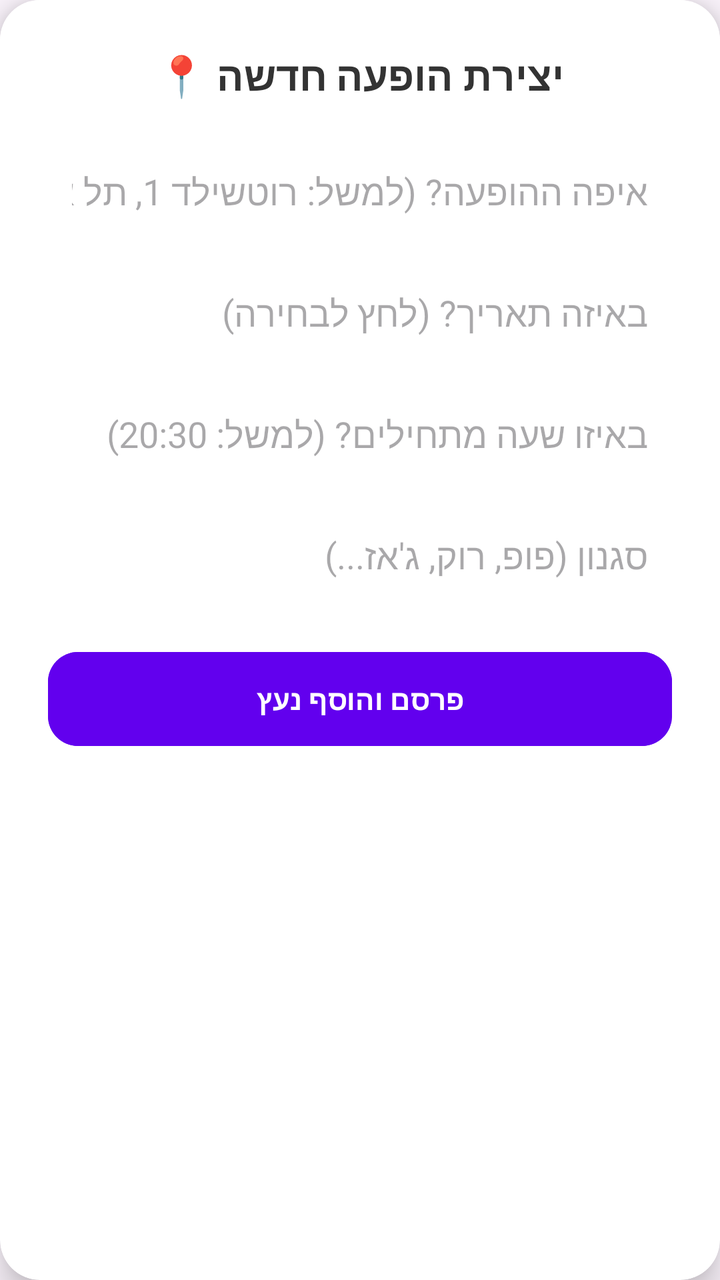
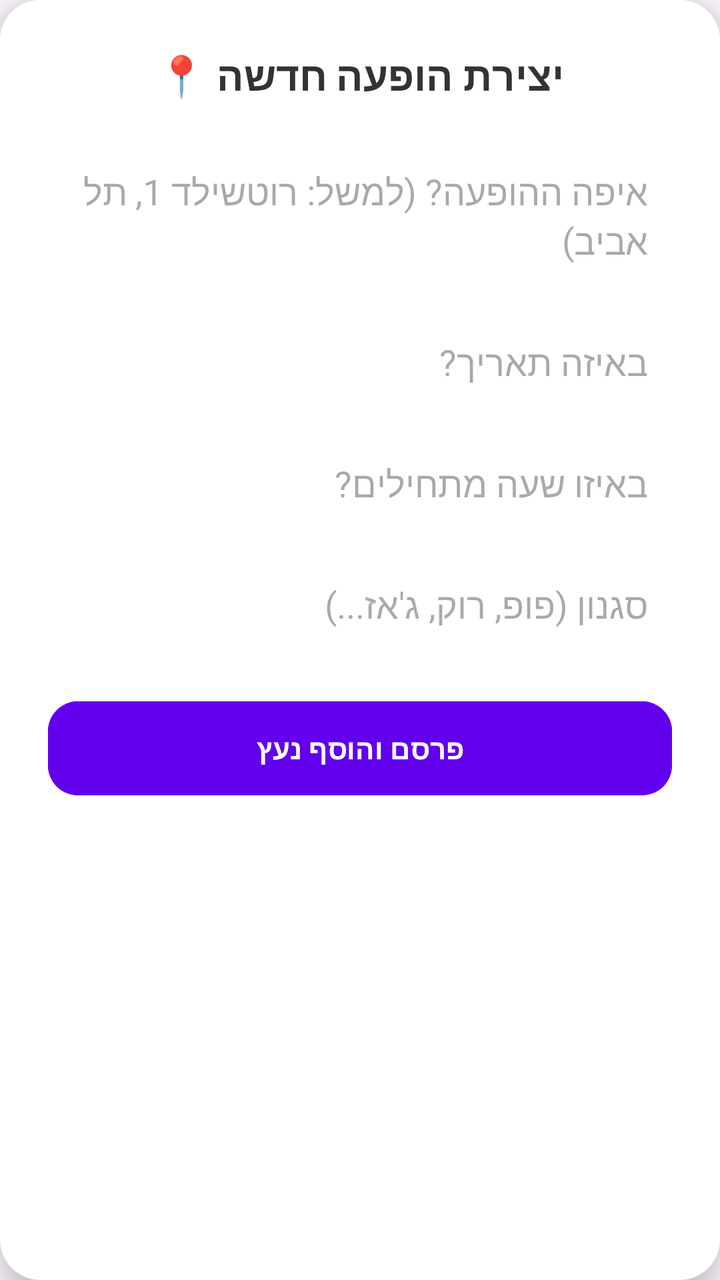

An Android layout rendered at two revisions. The XML below is the earlier revision; the diff shows what the commit changed to produce the second picture.
<!-- AndroidManifest.xml: application theme Theme.MyApplication -->
<!-- res/layout/dialog_add_show.xml -->
<?xml version="1.0" encoding="utf-8"?>
<androidx.cardview.widget.CardView xmlns:android="http://schemas.android.com/apk/res/android"
    xmlns:app="http://schemas.android.com/apk/res-auto"
    android:layout_width="match_parent"
    android:layout_height="wrap_content"
    app:cardCornerRadius="20dp"
    app:cardElevation="10dp"
    android:layout_margin="20dp">

    <LinearLayout
        android:layout_width="match_parent"
        android:layout_height="wrap_content"
        android:orientation="vertical"
        android:padding="24dp"
        android:background="#FFFFFF">

        <TextView
            android:layout_width="wrap_content"
            android:layout_height="wrap_content"
            android:text="יצירת הופעה חדשה 📍"
            android:textSize="20sp"
            android:textStyle="bold"
            android:textColor="#333"
            android:layout_gravity="center"
            android:layout_marginBottom="20dp"/>

        <EditText
            android:id="@+id/etShowAddress"
            android:layout_width="match_parent"
            android:layout_height="wrap_content"
            android:hint="איפה ההופעה? (למשל: רוטשילד 1, תל אביב)"
            android:inputType="textPostalAddress"
            android:background="@drawable/edit_text_rounded"
            android:padding="12dp"
            android:layout_marginBottom="12dp"/>

        <EditText
            android:id="@+id/etShowDate"
            android:layout_width="match_parent"
            android:layout_height="wrap_content"
            android:hint="באיזה תאריך? (לחץ לבחירה)"
            android:focusable="false"
            android:clickable="true"
            android:inputType="none"
            android:background="@drawable/edit_text_rounded"
            android:padding="12dp"
            android:layout_marginBottom="12dp"/>

        <EditText
            android:id="@+id/etShowTime"
            android:layout_width="match_parent"
            android:layout_height="wrap_content"
            android:hint="באיזו שעה מתחילים? (למשל: 20:30)"
            android:inputType="time"
            android:background="@drawable/edit_text_rounded"
            android:padding="12dp"
            android:layout_marginBottom="12dp"/>

        <EditText
            android:id="@+id/etShowStyle"
            android:layout_width="match_parent"
            android:layout_height="wrap_content"
            android:hint="סגנון (פופ, רוק, ג'אז...)"
            android:background="@drawable/edit_text_rounded"
            android:padding="12dp"
            android:layout_marginBottom="20dp"/>

        <Button
            android:id="@+id/btnConfirmAddShow"
            android:layout_width="match_parent"
            android:layout_height="55dp"
            android:text="פרסם והוסף נעץ"
            android:backgroundTint="#6200EE"
            android:textColor="#FFFFFF"
            app:cornerRadius="15dp"
            android:textStyle="bold"/>

    </LinearLayout>
</androidx.cardview.widget.CardView>
<!-- resources referenced by this layout -->
<resources>
  <!-- drawable edit_text_rounded (drawable) -->
  <?xml version="1.0" encoding="utf-8"?>
  <selector xmlns:android="http://schemas.android.com/apk/res/android">
  
  </selector>
  <style name="Theme.MyApplication" parent="Base.Theme.MyApplication" />
  <style name="Base.Theme.MyApplication" parent="Theme.Material3.DayNight.NoActionBar">
          
          
      </style>
</resources>

<!-- the commit's change to res/layout/dialog_add_show.xml (unified diff, before → after) -->
@@ -24,24 +24,23 @@
             android:layout_gravity="center"
             android:layout_marginBottom="20dp"/>
 
-        <EditText
+        <AutoCompleteTextView
             android:id="@+id/etShowAddress"
             android:layout_width="match_parent"
             android:layout_height="wrap_content"
             android:hint="איפה ההופעה? (למשל: רוטשילד 1, תל אביב)"
-            android:inputType="textPostalAddress"
             android:background="@drawable/edit_text_rounded"
             android:padding="12dp"
-            android:layout_marginBottom="12dp"/>
+            android:layout_marginBottom="12dp"
+            android:completionThreshold="2" />
 
         <EditText
             android:id="@+id/etShowDate"
             android:layout_width="match_parent"
             android:layout_height="wrap_content"
-            android:hint="באיזה תאריך? (לחץ לבחירה)"
+            android:hint="באיזה תאריך?"
             android:focusable="false"
             android:clickable="true"
-            android:inputType="none"
             android:background="@drawable/edit_text_rounded"
             android:padding="12dp"
             android:layout_marginBottom="12dp"/>
@@ -50,8 +49,9 @@
             android:id="@+id/etShowTime"
             android:layout_width="match_parent"
             android:layout_height="wrap_content"
-            android:hint="באיזו שעה מתחילים? (למשל: 20:30)"
-            android:inputType="time"
+            android:hint="באיזו שעה מתחילים?"
+            android:focusable="false"
+            android:clickable="true"
             android:background="@drawable/edit_text_rounded"
             android:padding="12dp"
             android:layout_marginBottom="12dp"/>
